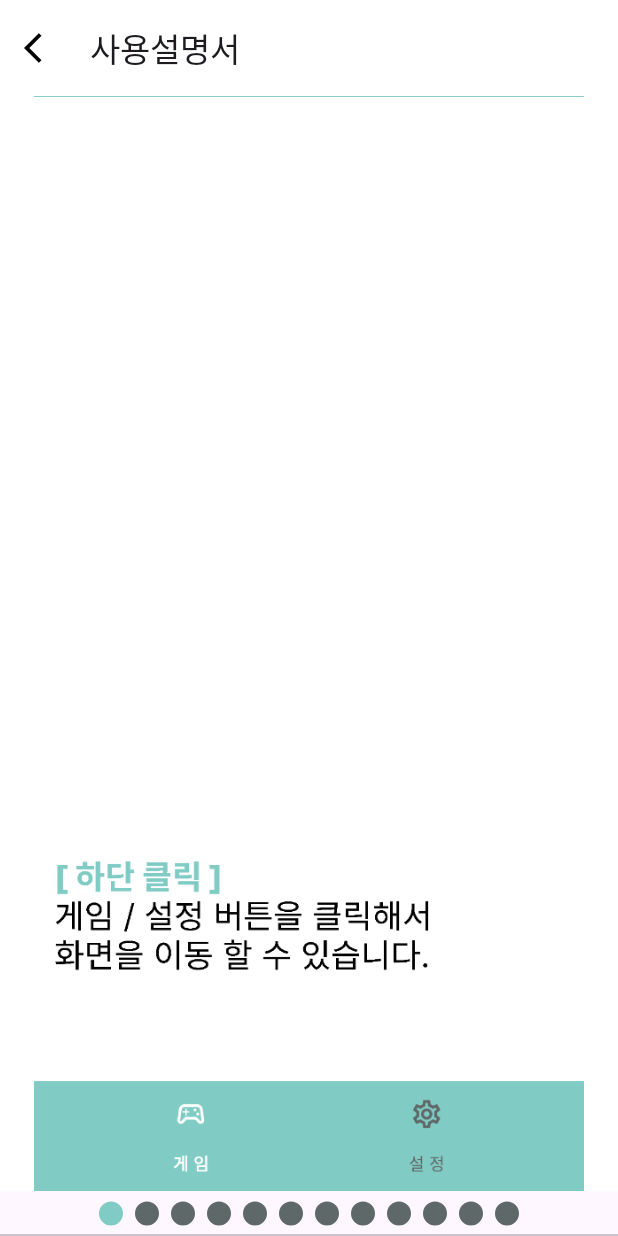
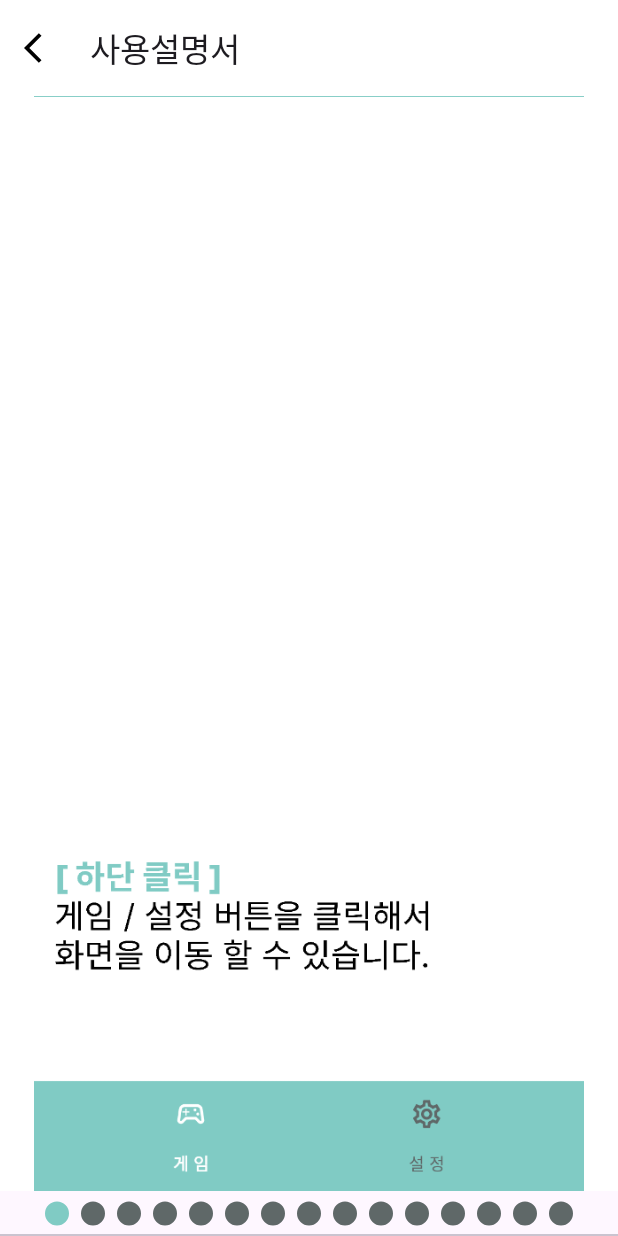
Before and after one commit to zzangse1/GhostGame, an Android app: the HelpActivity screen opened directly, with no data from a screen before it, on a phone screen of 412 x 824 dp. Run offline under Robolectric (Android 15) with nearby library versions, the phone set to English and light mode, and no system bars.

Commit message:
🎨 이미지순서 변경
이미지순서 변경

```diff
--- a/app/src/main/java/com/zzangse/ghostgame/activity/HelpActivity.java
+++ b/app/src/main/java/com/zzangse/ghostgame/activity/HelpActivity.java
@@ -47,17 +47,21 @@ public class HelpActivity extends AppCompatActivity {
     private void listAdd() {
         String imageUri = "drawable://";
         addItem(imageUri+R.drawable.bottom_nav);
+        addItem(imageUri+R.drawable.setting_screen_before);
+        addItem(imageUri+R.drawable.setting_screen_add);
+        addItem(imageUri+R.drawable.group_plain_screen);
+        addItem(imageUri+R.drawable.group_info_screen);
+        addItem(imageUri+R.drawable.group_delete_screen);
+        addItem(imageUri+R.drawable.group_modify_plain_screen);
+        addItem(imageUri+R.drawable.group_modify_add_screen);
+        addItem(imageUri+R.drawable.group_modify_delete_screen);
         addItem(imageUri+R.drawable.home_screen);
         addItem(imageUri+R.drawable.home_choice_screen);
-        addItem(imageUri+R.drawable.grouop_add_screen);
-        addItem(imageUri+R.drawable.group_delete_screen);
-        addItem(imageUri+R.drawable.group_info_screen);
-        addItem(imageUri+R.drawable.group_modify_delete_screen);
-        addItem(imageUri+R.drawable.group_modify_plain_screen);
-        addItem(imageUri+R.drawable.group_plain_screen);
-        addItem(imageUri+R.drawable.home_choice_screen);
-        addItem(imageUri+R.drawable.home_screen);
-        addItem(imageUri+R.drawable.add_screen);
+        addItem(imageUri+R.drawable.home_add_screen);
+        addItem(imageUri+R.drawable.game_result_plain_screen);
+        addItem(imageUri+R.drawable.game_result_screen);
+        addItem(imageUri+R.drawable.game_result_init_screen);
+
     }
 
     private void initialize(){
```
